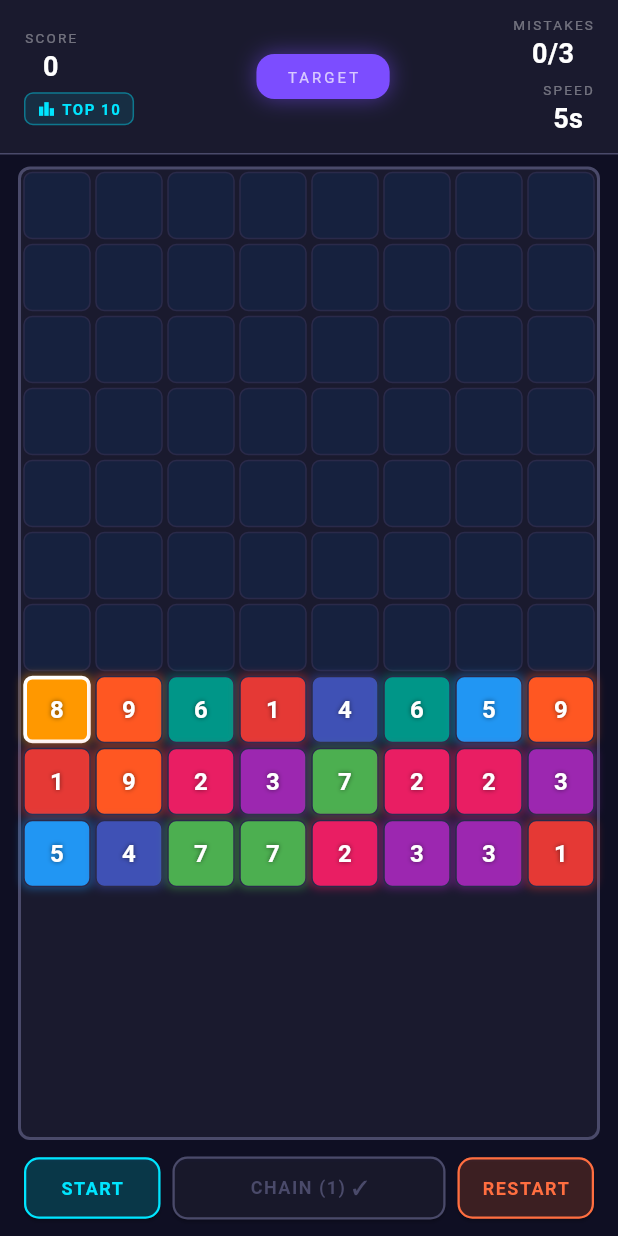
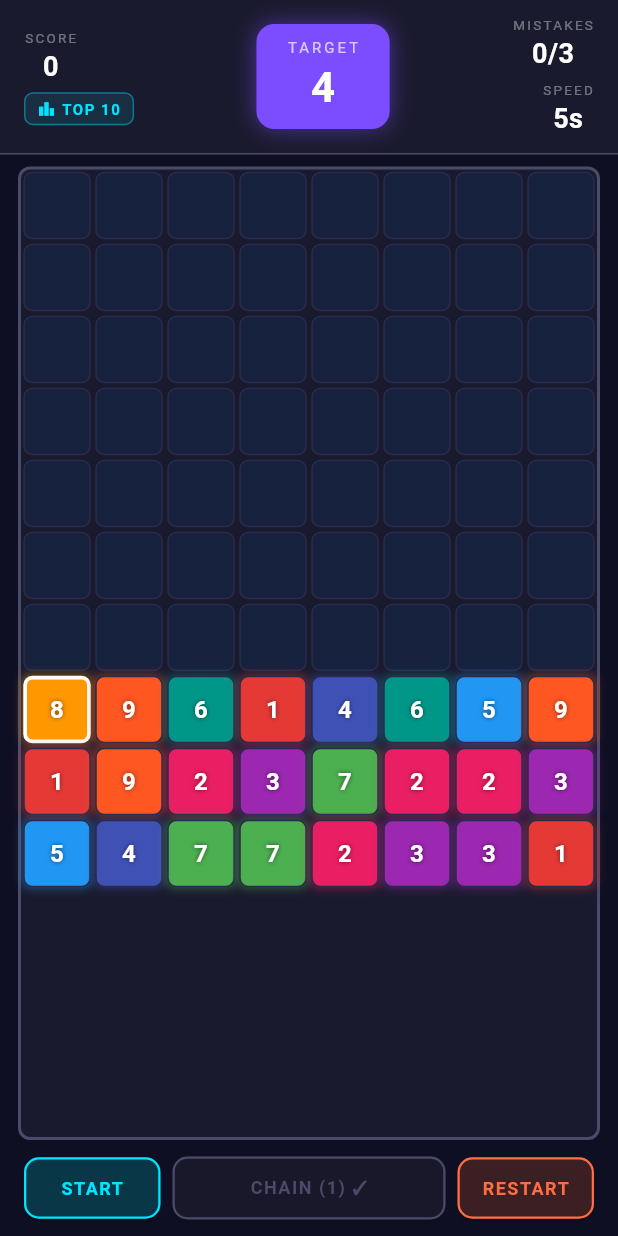
Before and after one commit to nisa-s/number_game, a Flutter app: the screen it shows after launch, after a tap on an icon or button, on a phone screen of 412 x 824 dp. Run offline on Flutter 3.47's test engine with Material 3 defaults, Android fonts, the phone set to English and light mode, and no system bars.

Commit message:
son güncel

```diff
--- a/lib/main.dart
+++ b/lib/main.dart
@@ -52,7 +52,9 @@ class GameScreen extends StatelessWidget {
               dropInterval: state.dropIntervalSeconds,
               onLeaderboard: () => Navigator.push(
                 context,
-                MaterialPageRoute(builder: (_) => const LeaderboardScreen()),
+                MaterialPageRoute(
+                  builder: (_) => const LeaderboardScreen(),
+                ),
               ),
             ),
             const SizedBox(height: 8),
@@ -125,25 +127,19 @@ class _TopBar extends StatelessWidget {
               GestureDetector(
                 onTap: onLeaderboard,
                 child: Container(
-                  padding: const EdgeInsets.symmetric(
-                    horizontal: 8,
-                    vertical: 3,
-                  ),
+                  padding:
+                      const EdgeInsets.symmetric(horizontal: 8, vertical: 3),
                   decoration: BoxDecoration(
                     color: const Color(0xFF00E5FF).withValues(alpha: 0.1),
                     borderRadius: BorderRadius.circular(6),
                     border: Border.all(
-                      color: const Color(0xFF00E5FF).withValues(alpha: 0.4),
-                    ),
+                        color: const Color(0xFF00E5FF).withValues(alpha: 0.4)),
                   ),
                   child: const Row(
                     mainAxisSize: MainAxisSize.min,
                     children: [
-                      Icon(
-                        Icons.leaderboard,
-                        color: Color(0xFF00E5FF),
-                        size: 12,
-                      ),
+                      Icon(Icons.leaderboard,
+                          color: Color(0xFF00E5FF), size: 12),
                       SizedBox(width: 4),
                       Text(
                         'TOP 10',
@@ -174,15 +170,23 @@ class _TopBar extends StatelessWidget {
                 ),
               ],
             ),
-            child: const Column(
+            child: Column(
               mainAxisSize: MainAxisSize.min,
               children: [
-                Text(
+                const Text(
                   'TARGET',
                   style: TextStyle(
                     color: Colors.white70,
                     fontSize: 10,
                     letterSpacing: 2,
+                  ),
+                ),
+                Text(
+                  '$targetNumber',
+                  style: const TextStyle(
+                    color: Colors.white,
+                    fontSize: 28,
+                    fontWeight: FontWeight.bold,
                   ),
                 ),
               ],
@@ -318,7 +322,9 @@ class _GameButton extends StatelessWidget {
         backgroundColor: color.withValues(alpha: 0.2),
         foregroundColor: color,
         side: BorderSide(color: color, width: 1.5),
-        shape: RoundedRectangleBorder(borderRadius: BorderRadius.circular(10)),
+        shape: RoundedRectangleBorder(
+          borderRadius: BorderRadius.circular(10),
+        ),
         padding: const EdgeInsets.symmetric(vertical: 12),
       ),
       child: Text(
--- a/lib/models/game_state.dart
+++ b/lib/models/game_state.dart
@@ -82,7 +82,7 @@ class GameState {
 
   /// Rastgele hedef sayı üretir (2-36 arası)
   static int _generateTargetNumber(Random random) {
-    return random.nextInt(35) + 2;
+    return random.nextInt(20) + 2;
   }
 
   /// Puana göre düşme aralığı (saniye)
--- a/lib/services/selection_service.dart
+++ b/lib/services/selection_service.dart
@@ -18,22 +18,25 @@ class SelectionService {
     if (block == null) return state;
 
     final chain = List<BlockModel>.from(state.selectionChain);
+    final newGrid = _copyGrid(state.grid);
 
     // Zincir boşsa direkt ekle
     if (chain.isEmpty) {
-      block.isSelected = true;
-      chain.add(block);
-      return state.copyWith(selectionChain: chain);
+      final selected = block.copyWith(isSelected: true);
+      newGrid[row][col] = selected;
+      chain.add(selected);
+      return state.copyWith(grid: newGrid, selectionChain: chain);
     }
 
     // Zaten zincirdeyse backtrack yap
     final idx = chain.indexWhere((b) => b.row == row && b.col == col);
     if (idx != -1) {
       for (int i = idx; i < chain.length; i++) {
-        chain[i].isSelected = false;
+        final b = chain[i];
+        newGrid[b.row][b.col] = b.copyWith(isSelected: false);
       }
       chain.removeRange(idx, chain.length);
-      return state.copyWith(selectionChain: chain);
+      return state.copyWith(grid: newGrid, selectionChain: chain);
     }
 
     // Max 4 blok kontrolü
@@ -43,17 +46,27 @@ class SelectionService {
     final last = chain.last;
     if (!_isAdjacent(last.row, last.col, row, col)) return state;
 
-    block.isSelected = true;
-    chain.add(block);
-    return state.copyWith(selectionChain: chain);
+    final selected = block.copyWith(isSelected: true);
+    newGrid[row][col] = selected;
+    chain.add(selected);
+    return state.copyWith(grid: newGrid, selectionChain: chain);
   }
 
   /// Seçim zincirini tamamen temizler.
   GameState clearChain(GameState state) {
+    final newGrid = _copyGrid(state.grid);
     for (final b in state.selectionChain) {
-      b.isSelected = false;
+      newGrid[b.row][b.col] = b.copyWith(isSelected: false);
     }
-    return state.copyWith(selectionChain: []);
+    return state.copyWith(grid: newGrid, selectionChain: []);
+  }
+
+  /// Grid'in bağımsız derin kopyasını döner.
+  List<List<BlockModel?>> _copyGrid(List<List<BlockModel?>> original) {
+    return List.generate(
+      original.length,
+      (r) => List.generate(original[r].length, (c) => original[r][c]),
+    );
   }
 
   // ─────────────────────────────────────────────
```
Also changed, not shown: lib/providers/game_provider.dart (line endings or trailing spaces).
